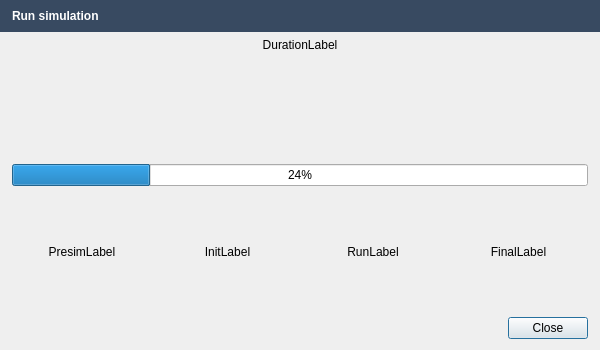
Old version of the form src/openfluid/ui/common/RunSimulationDialog.ui in the repository OpenFLUID/openfluid.
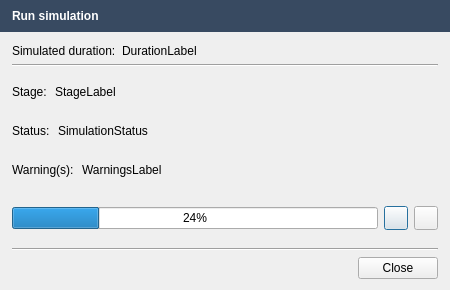
New version of the form.

Commit message:
Enhancement of simulation dialog
* Added pause and stop buttons
* Added counter of simulation warnings
* Added clearer informations about simulation status and stage
* Cleaned code

(closes OpenFLUID/openfluid#474)

Diff of the .ui file:
```diff
--- a/src/openfluid/ui/common/RunSimulationDialog.ui
+++ b/src/openfluid/ui/common/RunSimulationDialog.ui
@@ -6,8 +6,8 @@
    <rect>
     <x>0</x>
     <y>0</y>
-    <width>600</width>
-    <height>350</height>
+    <width>450</width>
+    <height>290</height>
    </rect>
   </property>
   <property name="sizePolicy">
@@ -18,14 +18,14 @@
   </property>
   <property name="minimumSize">
    <size>
-    <width>600</width>
-    <height>350</height>
+    <width>400</width>
+    <height>290</height>
    </size>
   </property>
   <property name="maximumSize">
    <size>
-    <width>600</width>
-    <height>350</height>
+    <width>16777215</width>
+    <height>16777215</height>
    </size>
   </property>
   <property name="windowTitle">
@@ -34,7 +34,7 @@
   <property name="modal">
    <bool>true</bool>
   </property>
-  <layout class="QGridLayout" name="gridLayout_2">
+  <layout class="QVBoxLayout" name="verticalLayout" stretch="0,0,0,1,0,0,0">
    <property name="leftMargin">
     <number>0</number>
    </property>
@@ -44,89 +44,7 @@
    <property name="rightMargin">
     <number>0</number>
    </property>
-   <item row="1" column="0">
-    <layout class="QGridLayout" name="gridLayout" rowstretch="0,1,0" columnstretch="0,0,0,0">
-     <property name="sizeConstraint">
-      <enum>QLayout::SetDefaultConstraint</enum>
-     </property>
-     <property name="leftMargin">
-      <number>12</number>
-     </property>
-     <property name="rightMargin">
-      <number>12</number>
-     </property>
-     <property name="horizontalSpacing">
-      <number>6</number>
-     </property>
-     <item row="0" column="0" colspan="4">
-      <widget class="QLabel" name="DurationLabel">
-       <property name="text">
-        <string notr="true">DurationLabel</string>
-       </property>
-       <property name="alignment">
-        <set>Qt::AlignHCenter|Qt::AlignTop</set>
-       </property>
-      </widget>
-     </item>
-     <item row="2" column="2">
-      <widget class="QLabel" name="RunLabel">
-       <property name="text">
-        <string notr="true">RunLabel</string>
-       </property>
-       <property name="alignment">
-        <set>Qt::AlignCenter</set>
-       </property>
-      </widget>
-     </item>
-     <item row="1" column="0" colspan="4">
-      <widget class="QProgressBar" name="SimulationBar">
-       <property name="sizePolicy">
-        <sizepolicy hsizetype="Expanding" vsizetype="Maximum">
-         <horstretch>0</horstretch>
-         <verstretch>0</verstretch>
-        </sizepolicy>
-       </property>
-       <property name="value">
-        <number>24</number>
-       </property>
-       <property name="invertedAppearance">
-        <bool>false</bool>
-       </property>
-      </widget>
-     </item>
-     <item row="2" column="3">
-      <widget class="QLabel" name="FinalLabel">
-       <property name="text">
-        <string notr="true">FinalLabel</string>
-       </property>
-       <property name="alignment">
-        <set>Qt::AlignCenter</set>
-       </property>
-      </widget>
-     </item>
-     <item row="2" column="1">
-      <widget class="QLabel" name="InitLabel">
-       <property name="text">
-        <string notr="true">InitLabel</string>
-       </property>
-       <property name="alignment">
-        <set>Qt::AlignCenter</set>
-       </property>
-      </widget>
-     </item>
-     <item row="2" column="0">
-      <widget class="QLabel" name="PresimLabel">
-       <property name="text">
-        <string notr="true">PresimLabel</string>
-       </property>
-       <property name="alignment">
-        <set>Qt::AlignCenter</set>
-       </property>
-      </widget>
-     </item>
-    </layout>
-   </item>
-   <item row="0" column="0">
+   <item>
     <widget class="QFrame" name="MessageFrame">
      <property name="sizePolicy">
       <sizepolicy hsizetype="Preferred" vsizetype="Maximum">
@@ -172,7 +90,229 @@
      </layout>
     </widget>
    </item>
-   <item row="2" column="0">
+   <item>
+    <layout class="QHBoxLayout" name="horizontalLayout" stretch="0,1">
+     <property name="leftMargin">
+      <number>12</number>
+     </property>
+     <property name="topMargin">
+      <number>6</number>
+     </property>
+     <property name="rightMargin">
+      <number>12</number>
+     </property>
+     <item>
+      <widget class="QLabel" name="label">
+       <property name="text">
+        <string>Simulated duration:</string>
+       </property>
+      </widget>
+     </item>
+     <item>
+      <widget class="QLabel" name="DurationLabel">
+       <property name="text">
+        <string notr="true">DurationLabel</string>
+       </property>
+      </widget>
+     </item>
+    </layout>
+   </item>
+   <item>
+    <layout class="QHBoxLayout" name="horizontalLayout_10">
+     <property name="leftMargin">
+      <number>12</number>
+     </property>
+     <property name="rightMargin">
+      <number>12</number>
+     </property>
+     <item>
+      <widget class="QFrame" name="frame_2">
+       <property name="frameShape">
+        <enum>QFrame::HLine</enum>
+       </property>
+       <property name="frameShadow">
+        <enum>QFrame::Sunken</enum>
+       </property>
+      </widget>
+     </item>
+    </layout>
+   </item>
+   <item>
+    <layout class="QVBoxLayout" name="verticalLayout_3">
+     <property name="spacing">
+      <number>2</number>
+     </property>
+     <item>
+      <layout class="QHBoxLayout" name="horizontalLayout_5" stretch="0,1">
+       <property name="leftMargin">
+        <number>12</number>
+       </property>
+       <property name="rightMargin">
+        <number>12</number>
+       </property>
+       <item>
+        <widget class="QLabel" name="label_4">
+         <property name="text">
+          <string>Stage:</string>
+         </property>
+        </widget>
+       </item>
+       <item>
+        <widget class="QLabel" name="StageLabel">
+         <property name="text">
+          <string notr="true">StageLabel</string>
+         </property>
+         <property name="indent">
+          <number>6</number>
+         </property>
+        </widget>
+       </item>
+      </layout>
+     </item>
+     <item>
+      <layout class="QHBoxLayout" name="horizontalLayout_8" stretch="0,1">
+       <property name="leftMargin">
+        <number>12</number>
+       </property>
+       <property name="rightMargin">
+        <number>12</number>
+       </property>
+       <item>
+        <widget class="QLabel" name="label_2">
+         <property name="text">
+          <string>Status:</string>
+         </property>
+        </widget>
+       </item>
+       <item>
+        <widget class="QLabel" name="StatusLabel">
+         <property name="text">
+          <string>SimulationStatus</string>
+         </property>
+         <property name="alignment">
+          <set>Qt::AlignLeading|Qt::AlignLeft|Qt::AlignVCenter</set>
+         </property>
+         <property name="indent">
+          <number>6</number>
+         </property>
+        </widget>
+       </item>
+      </layout>
+     </item>
+     <item>
+      <layout class="QHBoxLayout" name="horizontalLayout_6" stretch="0,1">
+       <property name="leftMargin">
+        <number>12</number>
+       </property>
+       <property name="rightMargin">
+        <number>12</number>
+       </property>
+       <item>
+        <widget class="QLabel" name="label_5">
+         <property name="text">
+          <string>Warning(s):</string>
+         </property>
+        </widget>
+       </item>
+       <item>
+        <widget class="QLabel" name="WarningsLabel">
+         <property name="text">
+          <string notr="true">WarningsLabel</string>
+         </property>
+         <property name="indent">
+          <number>6</number>
+         </property>
+        </widget>
+       </item>
+      </layout>
+     </item>
+    </layout>
+   </item>
+   <item>
+    <layout class="QHBoxLayout" name="horizontalLayout_7" stretch="1,0,0">
+     <property name="sizeConstraint">
+      <enum>QLayout::SetDefaultConstraint</enum>
+     </property>
+     <property name="leftMargin">
+      <number>12</number>
+     </property>
+     <property name="topMargin">
+      <number>12</number>
+     </property>
+     <property name="rightMargin">
+      <number>12</number>
+     </property>
+     <property name="bottomMargin">
+      <number>12</number>
+     </property>
+     <item>
+      <widget class="QProgressBar" name="SimulationBar">
+       <property name="value">
+        <number>24</number>
+       </property>
+      </widget>
+     </item>
+     <item>
+      <widget class="QPushButton" name="PauseButton">
+       <property name="minimumSize">
+        <size>
+         <width>24</width>
+         <height>24</height>
+        </size>
+       </property>
+       <property name="maximumSize">
+        <size>
+         <width>24</width>
+         <height>24</height>
+        </size>
+       </property>
+       <property name="text">
+        <string notr="true"/>
+       </property>
+      </widget>
+     </item>
+     <item>
+      <widget class="QPushButton" name="StopButton">
+       <property name="minimumSize">
+        <size>
+         <width>24</width>
+         <height>24</height>
+        </size>
+       </property>
+       <property name="maximumSize">
+        <size>
+         <width>24</width>
+         <height>24</height>
+        </size>
+       </property>
+       <property name="text">
+        <string notr="true"/>
+       </property>
+      </widget>
+     </item>
+    </layout>
+   </item>
+   <item>
+    <layout class="QHBoxLayout" name="horizontalLayout_9">
+     <property name="leftMargin">
+      <number>12</number>
+     </property>
+     <property name="rightMargin">
+      <number>12</number>
+     </property>
+     <item>
+      <widget class="QFrame" name="frame">
+       <property name="frameShape">
+        <enum>QFrame::HLine</enum>
+       </property>
+       <property name="frameShadow">
+        <enum>QFrame::Sunken</enum>
+       </property>
+      </widget>
+     </item>
+    </layout>
+   </item>
+   <item>
     <layout class="QHBoxLayout" name="horizontalLayout_4">
      <property name="leftMargin">
       <number>12</number>
@@ -180,6 +320,9 @@
      <property name="rightMargin">
       <number>12</number>
      </property>
+     <property name="bottomMargin">
+      <number>0</number>
+     </property>
      <item>
       <widget class="QDialogButtonBox" name="ButtonBox">
        <property name="sizePolicy">
```
The commit also changes 10 other files.
